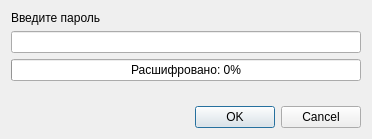
First picture: the form in dialogpasswordenter.ui, repository iEPCBM/AMS-Rufina, before the edit.
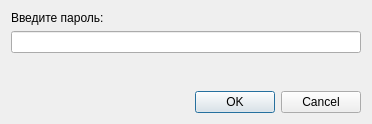
Second picture: the form after the edit.

The edit to the form file:
```diff
--- a/dialogpasswordenter.ui
+++ b/dialogpasswordenter.ui
@@ -7,7 +7,7 @@
     <x>0</x>
     <y>0</y>
     <width>372</width>
-    <height>139</height>
+    <height>124</height>
    </rect>
   </property>
   <property name="maximumSize">
@@ -23,7 +23,7 @@
    <item>
     <widget class="QLabel" name="label">
      <property name="text">
-      <string>Введите пароль</string>
+      <string>Введите пароль:</string>
      </property>
     </widget>
    </item>
@@ -34,19 +34,6 @@
      </property>
     </widget>
    </item>
-   <item>
-    <widget class="QProgressBar" name="pbDecryption">
-     <property name="value">
-      <number>0</number>
-     </property>
-     <property name="textDirection">
-      <enum>QProgressBar::TopToBottom</enum>
-     </property>
-     <property name="format">
-      <string>Расшифровано: %p%</string>
-     </property>
-    </widget>
-   </item>
    <item>
     <spacer name="verticalSpacer">
      <property name="orientation">
```
